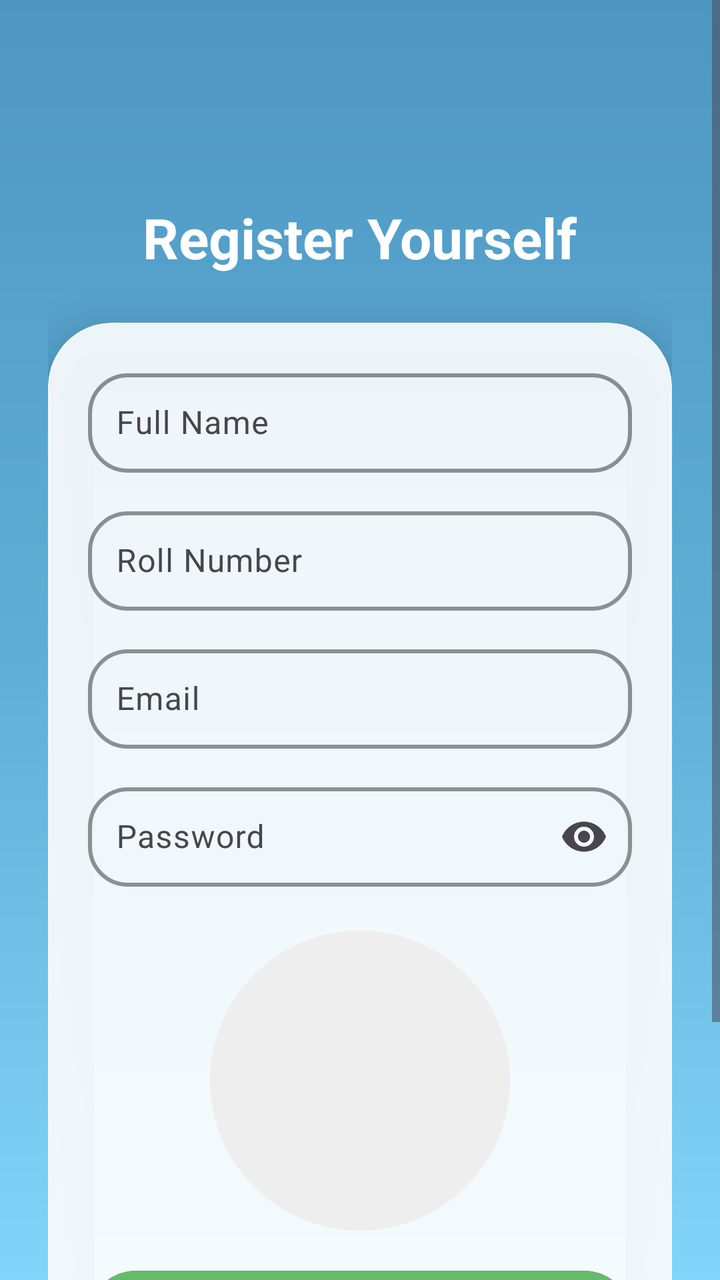
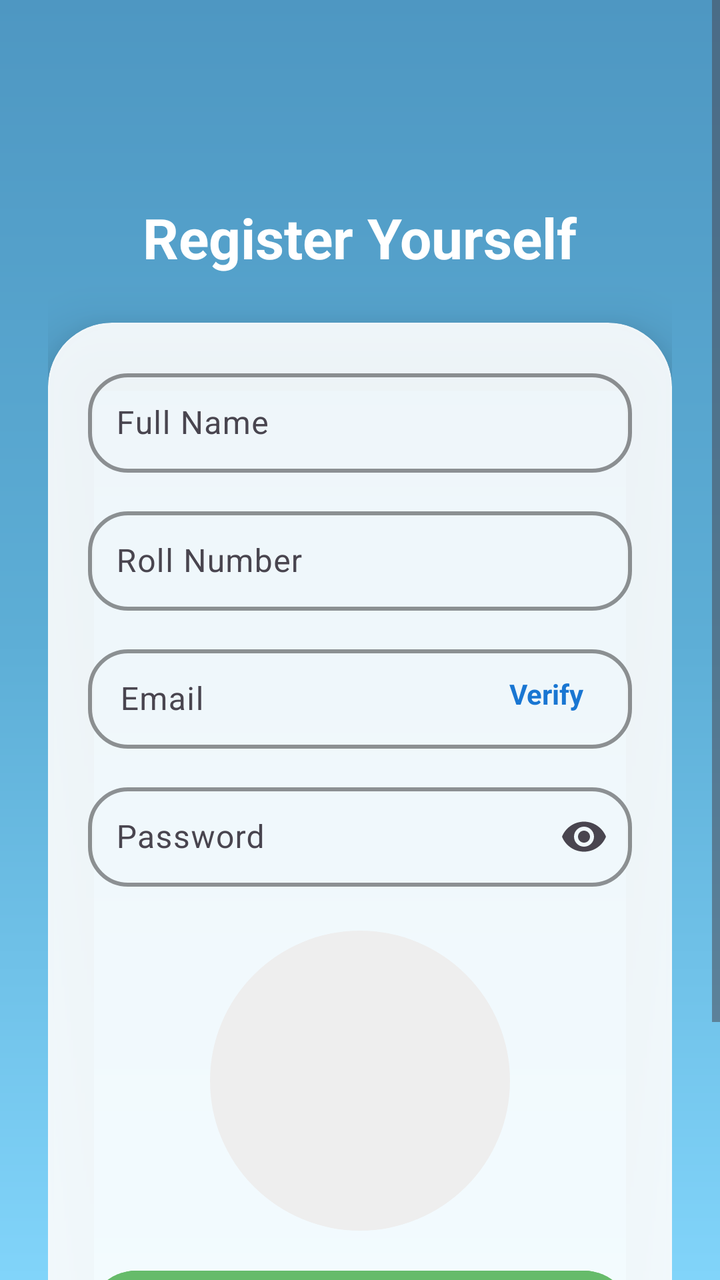

Screens rendered from an Android XML layout before and after an edit, with the pre-edit source and the edit as a unified diff.
<!-- AndroidManifest.xml: application theme Theme.AttendancePRO -->
<!-- res/layout/activity_register.xml -->
<?xml version="1.0" encoding="utf-8"?>
<FrameLayout
    xmlns:android="http://schemas.android.com/apk/res/android"
    xmlns:app="http://schemas.android.com/apk/res-auto"
    android:id="@+id/rootLayout"
    android:layout_width="match_parent"
    android:layout_height="match_parent"
    android:background="@drawable/bg_register">

    
    <FrameLayout
        android:id="@+id/particleContainer"
        android:layout_width="match_parent"
        android:layout_height="match_parent"/>

    
    <ScrollView
        android:layout_width="match_parent"
        android:layout_height="match_parent"
        android:overScrollMode="never"
        android:clipToPadding="false">

        <LinearLayout
            android:layout_width="match_parent"
            android:layout_height="wrap_content"
            android:orientation="vertical"
            android:paddingStart="24dp"
            android:paddingEnd="24dp"
            android:paddingBottom="24dp"
            android:paddingTop="100dp">  

            
            <TextView
                android:layout_width="wrap_content"
                android:layout_height="wrap_content"
                android:text="Register Yourself"
                android:layout_gravity="center"
                android:textSize="28sp"
                android:textStyle="bold"
                android:textColor="#FFFFFF"
                android:layout_marginBottom="24dp"/>

            
            <com.google.android.material.card.MaterialCardView
                android:layout_width="match_parent"
                android:layout_height="wrap_content"
                app:cardCornerRadius="32dp"
                app:cardElevation="16dp"
                android:backgroundTint="#E6FFFFFF"
                app:strokeWidth="1dp"
                app:strokeColor="#20FFFFFF">

                <LinearLayout
                    android:layout_width="match_parent"
                    android:layout_height="wrap_content"
                    android:orientation="vertical"
                    android:padding="20dp">

                    
                    <com.google.android.material.textfield.TextInputLayout
                        style="@style/RoundedTextInput"
                        android:layout_width="match_parent"
                        android:layout_height="wrap_content"
                        android:hint="Full Name">

                        <com.google.android.material.textfield.TextInputEditText
                            android:id="@+id/name"
                            android:layout_width="match_parent"
                            android:layout_height="wrap_content"
                            android:padding="14dp"
                            android:textColor="#212121"/>
                    </com.google.android.material.textfield.TextInputLayout>

                    
                    <com.google.android.material.textfield.TextInputLayout
                        style="@style/RoundedTextInput"
                        android:layout_width="match_parent"
                        android:layout_height="wrap_content"
                        android:hint="Roll Number"
                        android:layout_marginTop="14dp">

                        <com.google.android.material.textfield.TextInputEditText
                            android:id="@+id/roll"
                            android:layout_width="match_parent"
                            android:layout_height="wrap_content"
                            android:padding="14dp"
                            android:textColor="#212121"/>
                    </com.google.android.material.textfield.TextInputLayout>

                    
                    <com.google.android.material.textfield.TextInputLayout
                        style="@style/RoundedTextInput"
                        android:layout_width="match_parent"
                        android:layout_height="wrap_content"
                        android:hint="Email"
                        android:layout_marginTop="14dp">

                        <com.google.android.material.textfield.TextInputEditText
                            android:id="@+id/email"
                            android:layout_width="match_parent"
                            android:layout_height="wrap_content"
                            android:padding="14dp"
                            android:inputType="textEmailAddress"
                            android:textColor="#212121"/>
                    </com.google.android.material.textfield.TextInputLayout>

                    
                    <com.google.android.material.textfield.TextInputLayout
                        style="@style/RoundedTextInput"
                        android:layout_width="match_parent"
                        android:layout_height="wrap_content"
                        android:hint="Password"
                        android:layout_marginTop="14dp"
                        app:endIconMode="password_toggle">

                        <com.google.android.material.textfield.TextInputEditText
                            android:id="@+id/password"
                            android:layout_width="match_parent"
                            android:layout_height="wrap_content"
                            android:padding="14dp"
                            android:inputType="textPassword"
                            android:textColor="#212121"/>
                    </com.google.android.material.textfield.TextInputLayout>

                    
                    <ImageView
                        android:id="@+id/selfiePreview"
                        android:layout_width="150dp"
                        android:layout_height="150dp"
                        android:layout_gravity="center"
                        android:layout_marginTop="22dp"
                        android:scaleType="centerCrop"
                        android:background="@drawable/resgister_circle_bg"/>

                    
                    <com.google.android.material.button.MaterialButton
                        android:id="@+id/captureBtn"
                        android:layout_width="match_parent"
                        android:layout_height="56dp"
                        android:text="Capture Selfie"
                        android:textAllCaps="false"
                        android:layout_marginTop="16dp"
                        app:cornerRadius="28dp"
                        android:backgroundTint="#66BB6A"
                        android:textColor="#FFFFFF"/>

                    
                    <com.google.android.material.button.MaterialButton
                        android:id="@+id/registerBtn"
                        android:layout_width="match_parent"
                        android:layout_height="56dp"
                        android:text="Register"
                        android:textAllCaps="false"
                        android:layout_marginTop="14dp"
                        app:cornerRadius="28dp"
                        android:backgroundTint="#1976D2"
                        android:textColor="#FFFFFF"
                        android:elevation="6dp"/>

                </LinearLayout>

            </com.google.android.material.card.MaterialCardView>

        </LinearLayout>

    </ScrollView>

</FrameLayout>
<!-- resources referenced by this layout -->
<resources>
  <!-- drawable bg_register (drawable) -->
  <?xml version="1.0" encoding="utf-8"?>
  <shape xmlns:android="http://schemas.android.com/apk/res/android">
  
      <gradient
          android:angle="270"
  
          android:startColor="#4E97C2"
  
          android:centerColor="#5DAED6"
  
          android:endColor="#81D4FA"
  
          android:type="linear"/>
  
  </shape>
  <!-- drawable resgister_circle_bg (drawable) -->
  <?xml version="1.0" encoding="utf-8"?>
  <shape xmlns:android="http://schemas.android.com/apk/res/android">
      <solid android:color="#EEEEEE"/>
      <corners android:radius="75dp"/>
  </shape>
  <style name="RoundedTextInput" parent="Widget.Material3.TextInputLayout.OutlinedBox">
  
          <item name="boxCornerRadiusTopStart">20dp</item>
          <item name="boxCornerRadiusTopEnd">20dp</item>
          <item name="boxCornerRadiusBottomStart">20dp</item>
          <item name="boxCornerRadiusBottomEnd">20dp</item>
  
          <item name="boxStrokeWidth">2dp</item>
          <item name="boxStrokeColor">#2196F3</item>
  
      </style>
  <style name="Theme.AttendancePRO" parent="Base.Theme.AttendancePRO" />
  <style name="Base.Theme.AttendancePRO" parent="Theme.Material3.DayNight.NoActionBar">
  
          
          <item name="android:statusBarColor">@android:color/transparent</item>
          <item name="android:windowLightStatusBar">false</item>
  
      </style>
</resources>

<!-- the commit's change to res/layout/activity_register.xml (unified diff, before → after) -->
@@ -88,21 +88,57 @@
                     </com.google.android.material.textfield.TextInputLayout>
 
                     
-                    <com.google.android.material.textfield.TextInputLayout
-                        style="@style/RoundedTextInput"
-                        android:layout_width="match_parent"
-                        android:layout_height="wrap_content"
-                        android:hint="Email"
+                    <RelativeLayout
+                        android:layout_width="match_parent"
+                        android:layout_height="wrap_content"
                         android:layout_marginTop="14dp">
 
-                        <com.google.android.material.textfield.TextInputEditText
-                            android:id="@+id/email"
-                            android:layout_width="match_parent"
-                            android:layout_height="wrap_content"
-                            android:padding="14dp"
-                            android:inputType="textEmailAddress"
-                            android:textColor="#212121"/>
-                    </com.google.android.material.textfield.TextInputLayout>
+                        <com.google.android.material.textfield.TextInputLayout
+                            android:id="@+id/emailInputLayout"
+                            style="@style/RoundedTextInput"
+                            android:layout_width="match_parent"
+                            android:layout_height="wrap_content"
+                            android:hint="Email">
+
+                            <com.google.android.material.textfield.TextInputEditText
+                                android:id="@+id/email"
+                                android:layout_width="match_parent"
+                                android:layout_height="wrap_content"
+                                android:paddingStart="14dp"
+                                android:paddingTop="14dp"
+                                android:paddingBottom="14dp"
+                                android:paddingEnd="90dp"
+                                android:inputType="textEmailAddress"
+                                android:textColor="#212121"/>
+                        </com.google.android.material.textfield.TextInputLayout>
+
+                        <TextView
+                            android:id="@+id/btnVerifyEmail"
+                            android:layout_width="wrap_content"
+                            android:layout_height="wrap_content"
+                            android:layout_alignParentEnd="true"
+                            android:layout_centerVertical="true"
+                            android:layout_marginEnd="16dp"
+                            android:text="Verify"
+                            android:textColor="#1976D2"
+                            android:textStyle="bold"
+                            android:textSize="14sp"
+                            android:clickable="true"
+                            android:focusable="true"
+                            android:background="?android:attr/selectableItemBackground"
+                            android:padding="8dp"/>
+
+                        <ImageView
+                            android:id="@+id/ivVerifiedTick"
+                            android:layout_width="24dp"
+                            android:layout_height="24dp"
+                            android:layout_alignParentEnd="true"
+                            android:layout_centerVertical="true"
+                            android:layout_marginEnd="16dp"
+                            android:src="@drawable/ic_check_circle"
+                            android:visibility="gone"/>
+                    </RelativeLayout>
+
 
                     
                     <com.google.android.material.textfield.TextInputLayout
<!-- resource entries referenced after the edit -->
@@ -16,6 +16,16 @@
           android:type="linear"/>
   
   </shape>
+  <!-- drawable ic_check_circle (drawable) -->
+  <vector xmlns:android="http://schemas.android.com/apk/res/android"
+      android:width="24dp"
+      android:height="24dp"
+      android:viewportWidth="24"
+      android:viewportHeight="24">
+      <path
+          android:fillColor="@color/present_green"
+          android:pathData="M12,2C6.48,2 2,6.48 2,12s4.48,10 10,10 10,-4.48 10,-10S17.52,2 12,2zM10,17l-5,-5 1.41,-1.41L10,14.17l7.59,-7.59L19,8l-9,9z"/>
+  </vector>
   <!-- drawable resgister_circle_bg (drawable) -->
   <?xml version="1.0" encoding="utf-8"?>
   <shape xmlns:android="http://schemas.android.com/apk/res/android">
@@ -34,6 +44,7 @@
   
       </style>
   <style name="Theme.AttendancePRO" parent="Base.Theme.AttendancePRO" />
+  <color name="present_green">#00C853</color>
   <style name="Base.Theme.AttendancePRO" parent="Theme.Material3.DayNight.NoActionBar">
   
           
